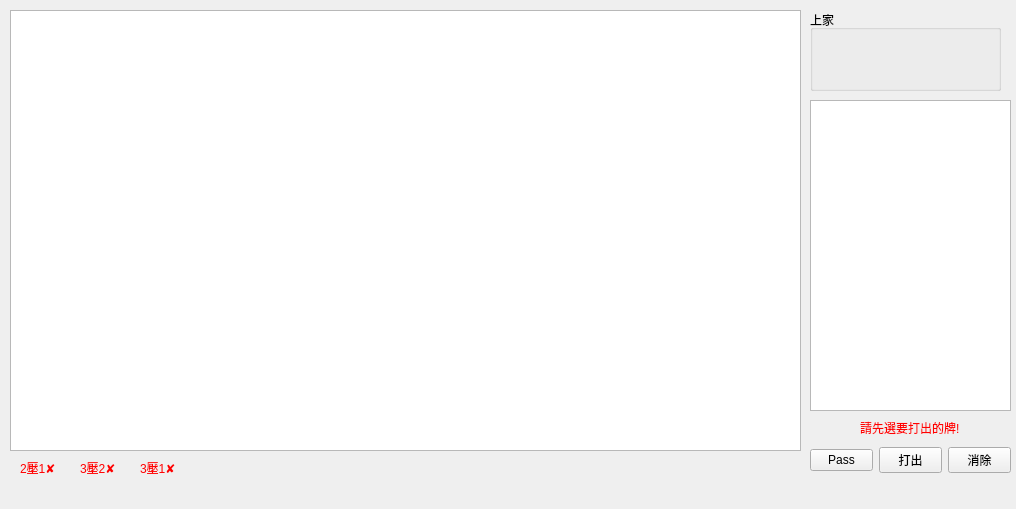
This is mainwindow.ui in XCI9/CardGame as Qt 5 draws it before an edit. The edited form follows.
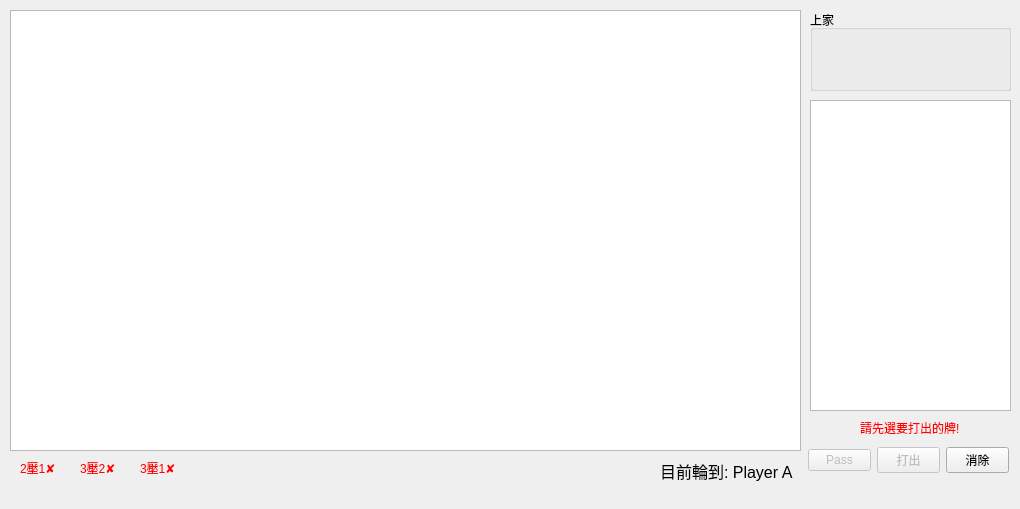
This is the edited form.

Diff of the .ui file:
```diff
--- a/mainwindow.ui
+++ b/mainwindow.ui
@@ -6,7 +6,7 @@
    <rect>
     <x>0</x>
     <y>0</y>
-    <width>1016</width>
+    <width>1020</width>
     <height>509</height>
    </rect>
   </property>
@@ -68,7 +68,7 @@
    <widget class="QWidget" name="horizontalLayoutWidget">
     <property name="geometry">
      <rect>
-      <x>810</x>
+      <x>808</x>
       <y>440</y>
       <width>201</width>
       <height>41</height>
@@ -78,7 +78,7 @@
      <item>
       <widget class="QPushButton" name="pass_">
        <property name="enabled">
-        <bool>true</bool>
+        <bool>false</bool>
        </property>
        <property name="text">
         <string>Pass</string>
@@ -91,7 +91,7 @@
      <item>
       <widget class="QPushButton" name="submit">
        <property name="enabled">
-        <bool>true</bool>
+        <bool>false</bool>
        </property>
        <property name="text">
         <string>打出</string>
@@ -163,7 +163,7 @@
      <rect>
       <x>810</x>
       <y>10</y>
-      <width>191</width>
+      <width>201</width>
       <height>81</height>
      </rect>
     </property>
@@ -175,13 +175,34 @@
       <rect>
        <x>0</x>
        <y>20</y>
-       <width>191</width>
+       <width>201</width>
        <height>61</height>
       </rect>
      </property>
      <layout class="QHBoxLayout" name="prev_hand"/>
     </widget>
    </widget>
+   <widget class="QLabel" name="turn_player_name">
+    <property name="geometry">
+     <rect>
+      <x>660</x>
+      <y>460</y>
+      <width>141</width>
+      <height>21</height>
+     </rect>
+    </property>
+    <property name="font">
+     <font>
+      <pointsize>12</pointsize>
+     </font>
+    </property>
+    <property name="styleSheet">
+     <string notr="true"/>
+    </property>
+    <property name="text">
+     <string>目前輪到: Player A</string>
+    </property>
+   </widget>
   </widget>
   <widget class="QMenuBar" name="menubar">
    <property name="geometry">
```
Left out of the diff: 2 changed lines with no effect on the pictures.
